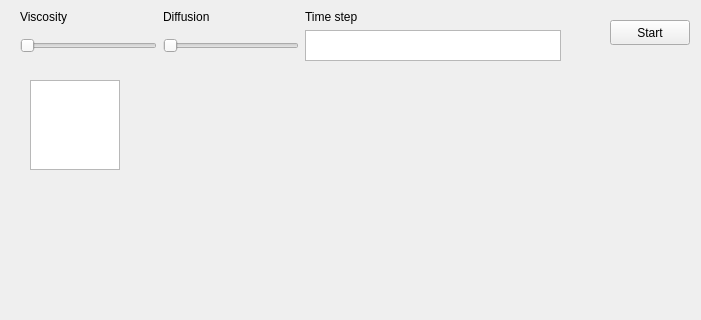
The window that GUI/FluidGUI/mainwindow.ui (greenhoody/Fluid-Simulation) describes before a commit, drawn with Qt 5; both pictures show x 0 to 701 and y 0 to 320 of the 1111 by 720 pixel window.
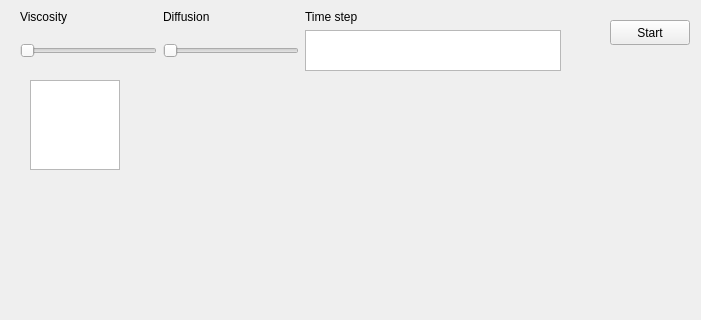
The same window after the commit. Custom widgets are drawn as their Qt base class.

Diff of the .ui file:
```diff
--- a/GUI/FluidGUI/mainwindow.ui
+++ b/GUI/FluidGUI/mainwindow.ui
@@ -49,7 +49,7 @@
       <x>20</x>
       <y>10</y>
       <width>541</width>
-      <height>51</height>
+      <height>61</height>
      </rect>
     </property>
     <layout class="QGridLayout" name="gridLayout">
```
